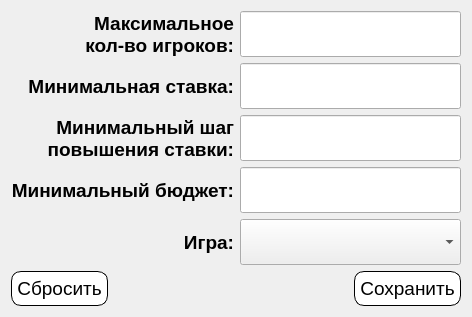
MyEdit/Casino_Client, file Gui/WorkingWithRecords/Admin/w_table.ui: the form before one commit.
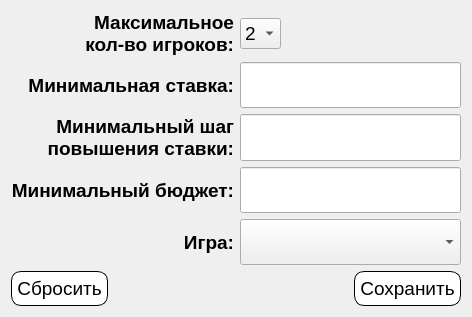
The form after the commit.

What changed in the file:
```diff
--- a/Gui/WorkingWithRecords/Admin/w_table.ui
+++ b/Gui/WorkingWithRecords/Admin/w_table.ui
@@ -73,22 +73,6 @@
        </property>
       </widget>
      </item>
-     <item row="0" column="1">
-      <widget class="QLineEdit" name="InputMaxPlayer">
-       <property name="sizePolicy">
-        <sizepolicy hsizetype="Expanding" vsizetype="Preferred">
-         <horstretch>0</horstretch>
-         <verstretch>0</verstretch>
-        </sizepolicy>
-       </property>
-       <property name="font">
-        <font>
-         <family>Segoe UI</family>
-         <pointsize>14</pointsize>
-        </font>
-       </property>
-      </widget>
-     </item>
      <item row="4" column="0">
       <widget class="QLabel" name="labelNameGame">
        <property name="sizePolicy">
@@ -300,6 +284,52 @@
        </item>
       </layout>
      </item>
+     <item row="0" column="1">
+      <widget class="QComboBox" name="InputMaxPlayer">
+       <property name="sizePolicy">
+        <sizepolicy hsizetype="Fixed" vsizetype="Fixed">
+         <horstretch>0</horstretch>
+         <verstretch>0</verstretch>
+        </sizepolicy>
+       </property>
+       <property name="font">
+        <font>
+         <family>Segoe UI</family>
+         <pointsize>14</pointsize>
+        </font>
+       </property>
+       <item>
+        <property name="text">
+         <string>2</string>
+        </property>
+       </item>
+       <item>
+        <property name="text">
+         <string>3</string>
+        </property>
+       </item>
+       <item>
+        <property name="text">
+         <string>4</string>
+        </property>
+       </item>
+       <item>
+        <property name="text">
+         <string>5</string>
+        </property>
+       </item>
+       <item>
+        <property name="text">
+         <string>6</string>
+        </property>
+       </item>
+       <item>
+        <property name="text">
+         <string>7</string>
+        </property>
+       </item>
+      </widget>
+     </item>
     </layout>
    </item>
   </layout>
```
